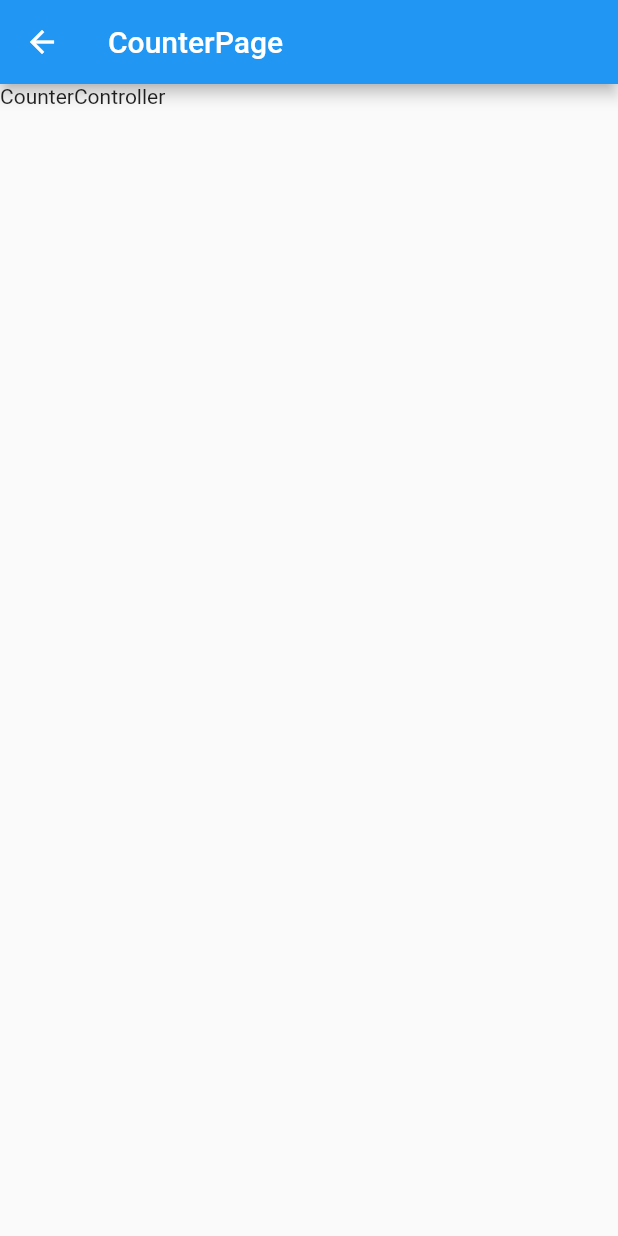
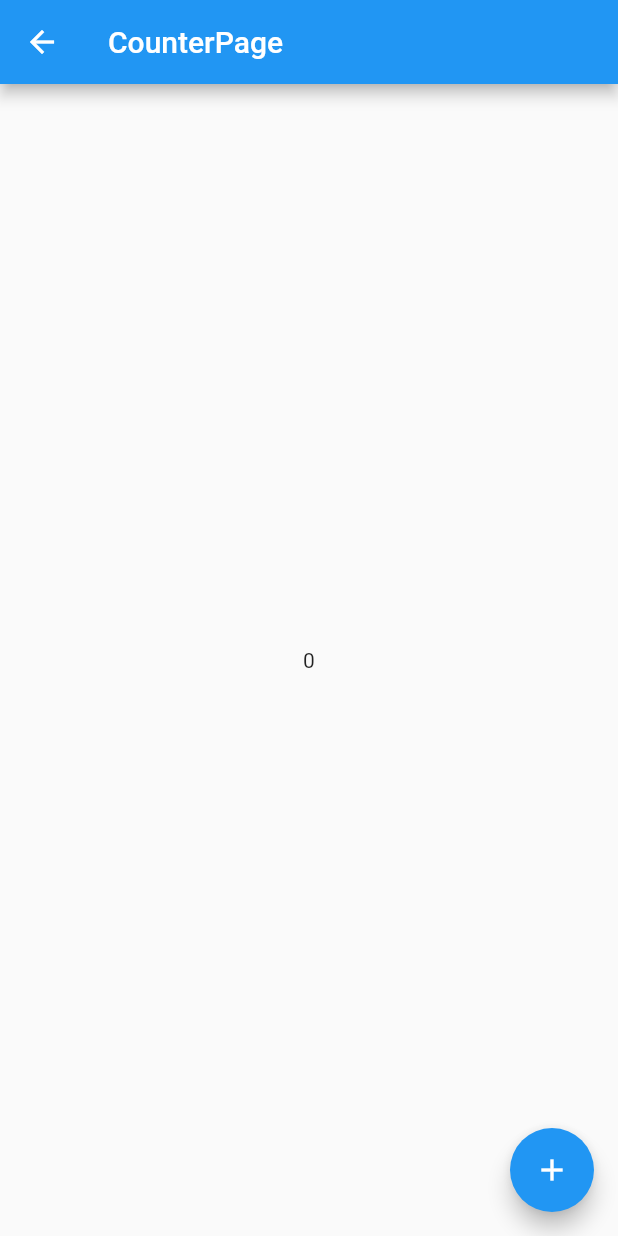
Before and after one commit to armandosalazar/flutter_getx, a Flutter app: the CounterPage screen opened by its route, on a phone screen of 412 x 824 dp. Run offline on Flutter 3.47's test engine with Material 2 defaults, Android fonts, the phone set to English and light mode, and no system bars; our stand-ins replace get; Roboto replaces fonts that are missing (San).

```diff
--- a/lib/app/controller/counter_controller.dart
+++ b/lib/app/controller/counter_controller.dart
@@ -1,6 +1,8 @@
 import 'package:get/get.dart';
 
 class CounterController extends GetxController {
+  int numbers = 0;
+
   @override
   void onInit() {
     // TODO: implement onInit
@@ -21,4 +23,11 @@ class CounterController extends GetxController {
     print("Close");
     super.onClose();
   }
+
+  void increment() {
+    numbers++;
+    // Redibuja la pantalla como StatefulWidget, entonces no tiene caso,
+    // es aquí donde surgen las variables reactivas.
+    update();
+  }
 }
--- a/lib/app/ui/pages/counter/counter_page.dart
+++ b/lib/app/ui/pages/counter/counter_page.dart
@@ -5,8 +5,23 @@ import 'package:get/get.dart';
 class CounterPage extends GetView<CounterController> {
   @override
   Widget build(BuildContext context) {
-    return Scaffold(
-        appBar: AppBar(title: Text('CounterPage')),
-        body: SafeArea(child: Text('CounterController')));
+    return GetBuilder<CounterController>(
+      init: CounterController(),
+      initState: (_) {},
+      builder: (_) {
+        return Scaffold(
+          appBar: AppBar(title: Text('CounterPage')),
+          body: SafeArea(
+            child: Center(
+              child: Text('${_.numbers}'),
+            ),
+          ),
+          floatingActionButton: FloatingActionButton(
+            child: Icon(Icons.add),
+            onPressed: () => _.increment(),
+          ),
+        );
+      },
+    );
   }
 }
```
